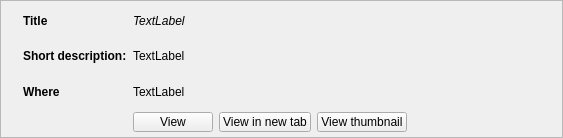
First picture: the form in weboob/applications/qcineoob/ui/minimovie.ui, repository laurentb/weboob, before the edit.
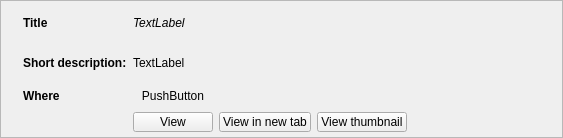
Second picture: the form after the edit.

Commit message: [qcineoob] show backend icon in all search results

Patch:
```diff
--- a/weboob/applications/qcineoob/ui/minimovie.ui
+++ b/weboob/applications/qcineoob/ui/minimovie.ui
@@ -44,13 +44,6 @@
    </item>
    <item>
     <layout class="QGridLayout" name="gridLayout">
-     <item row="2" column="1">
-      <widget class="QLabel" name="backendLabel">
-       <property name="text">
-        <string>TextLabel</string>
-       </property>
-      </widget>
-     </item>
      <item row="0" column="0">
       <widget class="QLabel" name="label_5">
        <property name="font">
@@ -179,6 +172,39 @@
        </item>
       </layout>
      </item>
+     <item row="2" column="1">
+      <layout class="QHBoxLayout" name="horizontalLayout_3">
+       <item>
+        <widget class="QPushButton" name="backendButton">
+         <property name="maximumSize">
+          <size>
+           <width>16777215</width>
+           <height>20</height>
+          </size>
+         </property>
+         <property name="text">
+          <string>PushButton</string>
+         </property>
+         <property name="flat">
+          <bool>true</bool>
+         </property>
+        </widget>
+       </item>
+       <item>
+        <spacer name="horizontalSpacer_2">
+         <property name="orientation">
+          <enum>Qt::Horizontal</enum>
+         </property>
+         <property name="sizeHint" stdset="0">
+          <size>
+           <width>40</width>
+           <height>20</height>
+          </size>
+         </property>
+        </spacer>
+       </item>
+      </layout>
+     </item>
     </layout>
    </item>
   </layout>
```
The commit also changes 5 other files.
